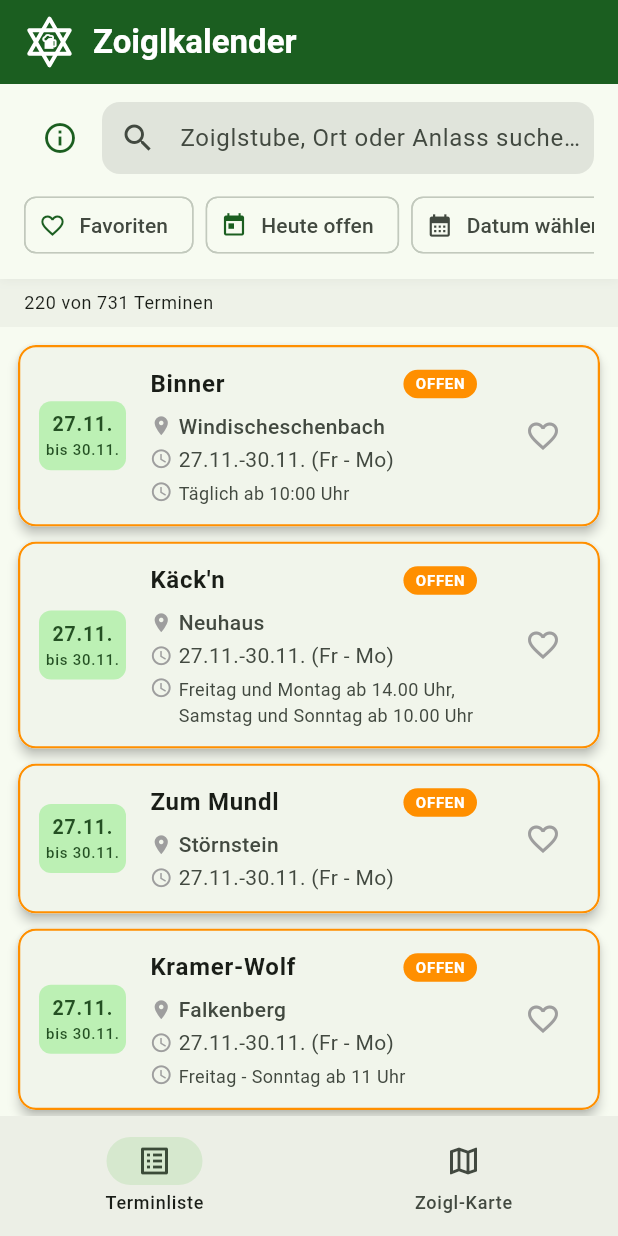
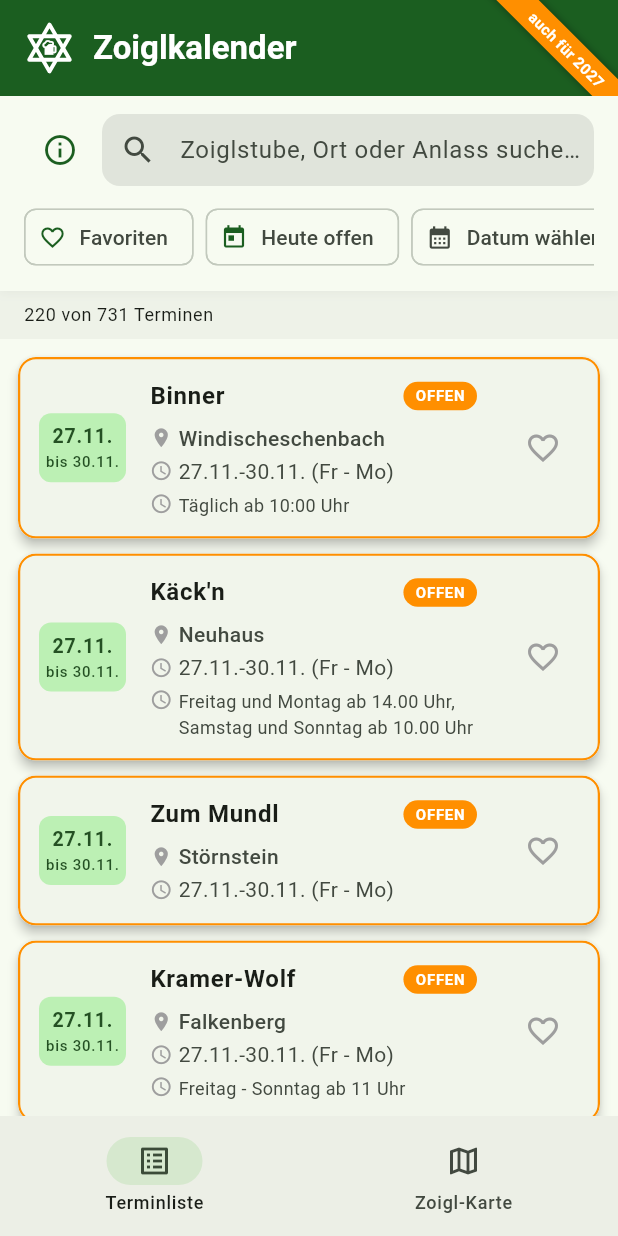
Before and after one commit to wuuf/ZoiglZeit, a Flutter app: the screen it shows after launch, on a phone screen of 412 x 824 dp. Run offline on Flutter 3.47's test engine with Material 3 defaults, Android fonts, the phone set to English and light mode, and no system bars; our stand-ins replace flutter_map, latlong2, shared_preferences.

Commit message:
Eck-Banner „auch für 2027“ in der Terminliste, Build 1.0.2+14
- Schräges Band rechts oben in der Titelleiste (unterhalb der Statusleiste)
- Titelleiste 64 statt 56 pt hoch, Filter-Knopf rückt links neben das Band
- Build-Nummer auf 14 erhöht

Co-Authored-By: Claude Opus 5.5 <noreply@anthropic.com>

```diff
--- a/lib/main.dart
+++ b/lib/main.dart
@@ -630,6 +630,8 @@ class _ZoiglHomePageState extends State<ZoiglHomePage> {
 
     return Scaffold(
       appBar: AppBar(
+        // etwas höher als Standard (56), damit der schräge Eck-Banner Platz hat
+        toolbarHeight: 64,
         title: const Row(
           children: [
             ZoiglStarIcon(size: 34, color: Colors.white),
@@ -640,6 +642,46 @@ class _ZoiglHomePageState extends State<ZoiglHomePage> {
             ),
           ],
         ),
+        // Eck-Banner unterhalb der Statusleiste, damit Uhr und Akku frei bleiben
+        flexibleSpace: SafeArea(
+          bottom: false,
+          child: ClipRect(
+            child: Stack(
+              children: [
+                // Mitte des Bandes ca. 34 pt vom rechten und 32 pt vom oberen Rand
+                Positioned(
+                  top: 23,
+                  right: -41,
+                  child: Transform.rotate(
+                    angle: math.pi / 4,
+                    child: Container(
+                      width: 150,
+                      padding: const EdgeInsets.symmetric(vertical: 3),
+                      decoration: BoxDecoration(
+                        color: Colors.amber.shade800,
+                        boxShadow: const [
+                          BoxShadow(color: Colors.black38, blurRadius: 4),
+                        ],
+                      ),
+                      child: const Text(
+                        'auch für 2027',
+                        textAlign: TextAlign.center,
+                        style: TextStyle(
+                          color: Colors.white,
+                          fontSize: 10,
+                          fontWeight: FontWeight.bold,
+                          letterSpacing: 0.3,
+                        ),
+                      ),
+                    ),
+                  ),
+                ),
+              ],
+            ),
+          ),
+        ),
+        // Platz rechts lassen, damit der Banner den Filter-Knopf nicht verdeckt
+        actionsPadding: const EdgeInsets.only(right: 60),
         actions: [
           if (hasActiveFilters)
             IconButton(
--- a/pubspec.yaml
+++ b/pubspec.yaml
@@ -16,7 +16,7 @@ publish_to: 'none' # Remove this line if you wish to publish to pub.dev
 # https://developer.apple.com/library/archive/documentation/General/Reference/InfoPlistKeyReference/Articles/CoreFoundationKeys.html
 # In Windows, build-name is used as the major, minor, and patch parts
 # of the product and file versions while build-number is used as the build suffix.
-version: 1.0.2+13
+version: 1.0.2+14
 
 environment:
   sdk: ^3.13.7
```
